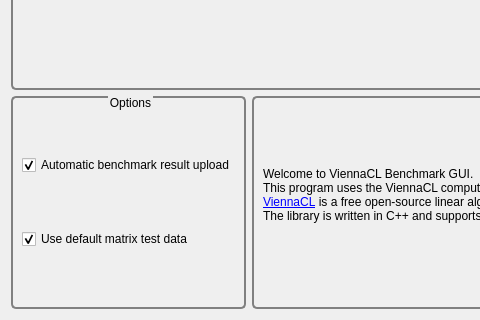
Above: src/ui/homescreen.ui from viennacl/viennaclbench-dev before the change; both pictures show x 0 to 480 and y 353 to 673 of the 1119 by 673 pixel window. Below: the same form after it.
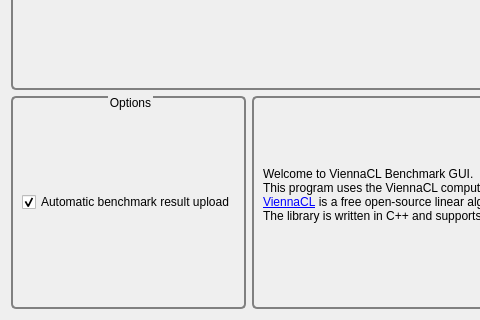
That is the form after the change. Icons and pictures are not drawn.

Commit message: Removed 'use default matrix' option from homescreen

The edit to the form file:
```diff
--- a/src/ui/homescreen.ui
+++ b/src/ui/homescreen.ui
@@ -73,16 +73,6 @@
       <string>Options</string>
      </property>
      <layout class="QGridLayout" name="gridLayout_9">
-      <item row="1" column="0">
-       <widget class="QCheckBox" name="homeMatrixTestDataCheckBox">
-        <property name="text">
-         <string>Use default matrix test data</string>
-        </property>
-        <property name="checked">
-         <bool>true</bool>
-        </property>
-       </widget>
-      </item>
       <item row="0" column="0">
        <widget class="QCheckBox" name="homeAutoUploadCheckBox">
         <property name="text">
```
Left out of the diff: 1 changed line with no effect on the pictures.
